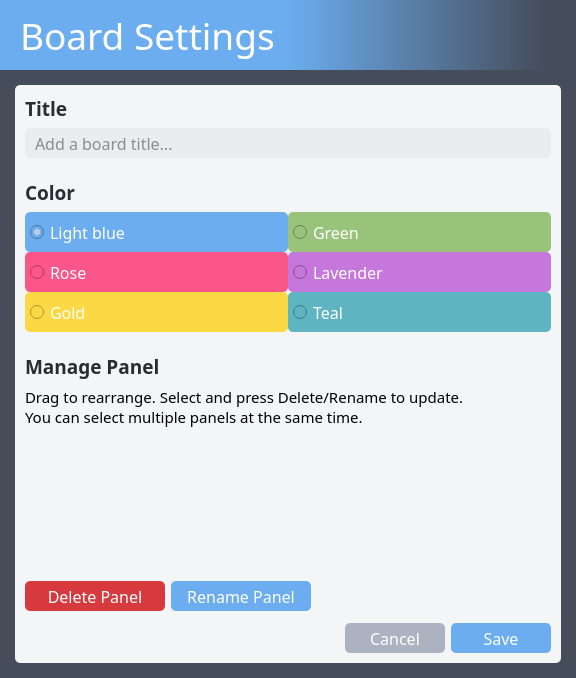
First picture: the form in src/ui/board_settings.ui, repository dulapahv/Kanbaru, before the edit.
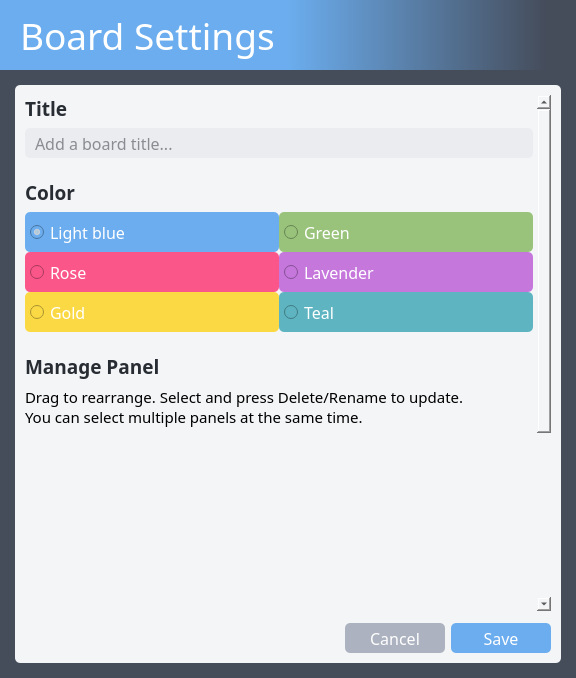
Second picture: the form after the edit. Icons and pictures are not drawn.

What changed in the file:
```diff
--- a/src/ui/board_settings.ui
+++ b/src/ui/board_settings.ui
@@ -10,6 +10,12 @@
     <height>678</height>
    </rect>
   </property>
+  <property name="minimumSize">
+   <size>
+    <width>0</width>
+    <height>300</height>
+   </size>
+  </property>
   <property name="windowTitle">
    <string>Board Settings</string>
   </property>
@@ -120,6 +126,40 @@
            <number>10</number>
           </property>
           <item>
+           <widget class="QScrollArea" name="scrollArea">
+            <property name="styleSheet">
+             <string notr="true">QScrollBar:vertical {width: 10px; margin: 0px 0px 0px 0px; background-color: #acb2bf}
+QScrollBar:horizontal {height: 10px; margin: 0px 0px 0px 0px; background-color: #acb2bf}</string>
+            </property>
+            <property name="widgetResizable">
+             <bool>true</bool>
+            </property>
+            <widget class="QWidget" name="scrollAreaWidgetContents">
+             <property name="geometry">
+              <rect>
+               <x>0</x>
+               <y>-51</y>
+               <width>516</width>
+               <height>773</height>
+              </rect>
+             </property>
+             <layout class="QVBoxLayout" name="verticalLayout_4">
+              <property name="spacing">
+               <number>0</number>
+              </property>
+              <property name="leftMargin">
+               <number>0</number>
+              </property>
+              <property name="topMargin">
+               <number>0</number>
+              </property>
+              <property name="rightMargin">
+               <number>4</number>
+              </property>
+              <property name="bottomMargin">
+               <number>0</number>
+              </property>
+              <item>
            <layout class="QVBoxLayout" name="verticalLayout_8">
             <item>
              <layout class="QVBoxLayout" name="verticalLayout_2">
@@ -461,6 +501,12 @@
               </item>
               <item>
                <widget class="QListWidget" name="listWidget_manage_panel">
+                    <property name="minimumSize">
+                     <size>
+                      <width>0</width>
+                      <height>400</height>
+                     </size>
+                    </property>
                 <property name="font">
                  <font>
                   <family>Torus Pro</family>
@@ -609,6 +655,10 @@
              </layout>
             </item>
            </layout>
+              </item>
+             </layout>
+            </widget>
+           </widget>
           </item>
           <item>
            <layout class="QHBoxLayout" name="horizontalLayout">
```
Lines whose indentation alone changed are shown as unchanged.
